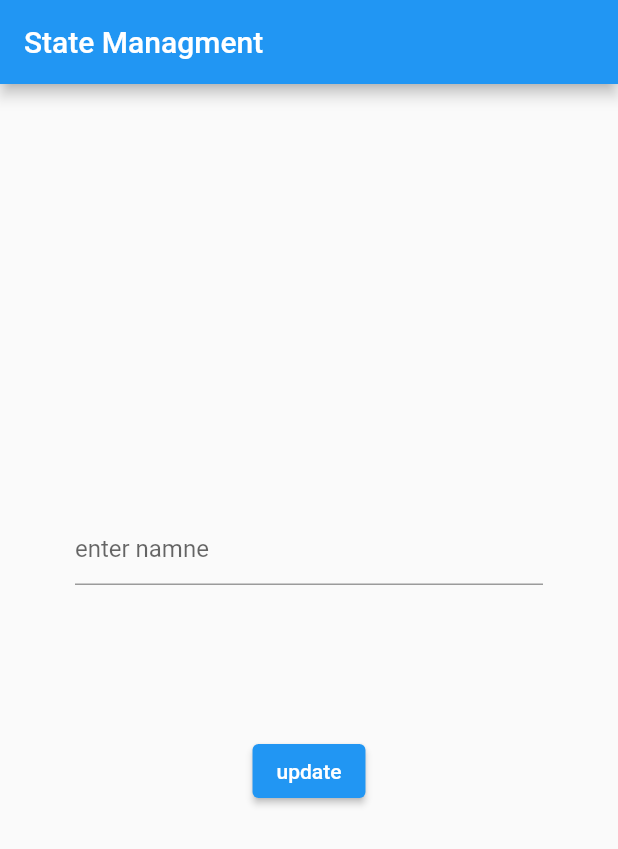
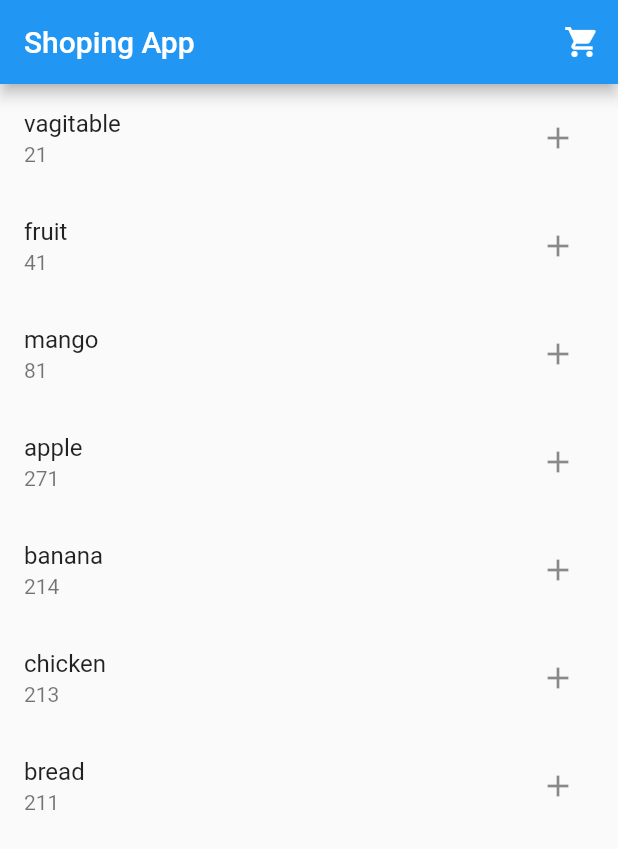
Before and after one commit to rizwanshah123/stateee_managment, a Flutter app: the screen it shows after launch, on a phone screen of 412 x 824 dp. Shown: the top 849 px of the screen. Run offline on Flutter 3.47's test engine with Material 2 defaults, Android fonts, the phone set to English and light mode, and no system bars; our stand-ins replace image_picker.

Commit message:
uploaded one example with inherited widget

```diff
--- /dev/null
+++ b/lib/cart_example.dart/item.dart
@@ -0,0 +1,8 @@
+class Item {
+  String name;
+  int amount;
+  Item({
+    required this.name,
+    required this.amount,
+  });
+}
--- /dev/null
+++ b/lib/cart_example.dart/states/app_state.dart
@@ -0,0 +1,43 @@
+import 'package:flutter/widgets.dart';
+
+import '../item.dart';
+
+class MyInheritedWidget extends InheritedWidget {
+  final AppStateWidget state;
+
+  const MyInheritedWidget(
+      {super.key, required super.child, required this.state});
+
+  @override
+  bool updateShouldNotify(covariant InheritedWidget oldWidget) => true;
+
+  static AppStateWidget of(BuildContext context) =>
+      context.dependOnInheritedWidgetOfExactType<MyInheritedWidget>()!.state;
+}
+
+class AppState extends StatefulWidget {
+  Widget child;
+  AppState({
+    Key? key,
+    required this.child,
+  }) : super(key: key);
+
+  @override
+  State<StatefulWidget> createState() => AppStateWidget();
+}
+
+class AppStateWidget extends State<AppState> {
+  Item? item;
+  int total = 0;
+  List<Item> itemList=[];
+  updateCart(Item item) => setState(() {
+    this.item = null;
+        this.item = item;
+
+      });
+
+  @override
+  Widget build(BuildContext context) {
+    return MyInheritedWidget(state: this, child: widget.child);
+  }
+}
--- /dev/null
+++ b/lib/cart_example.dart/states/home_page.dart
@@ -0,0 +1,77 @@
+import 'package:flutter/material.dart';
+import 'package:state_managment/cart_example.dart/item.dart';
+import 'package:state_managment/cart_example.dart/states/app_state.dart';
+
+class HomePage extends StatelessWidget {
+  const HomePage({super.key});
+
+  @override
+  Widget build(BuildContext context) {
+    var appState = MyInheritedWidget.of(context);
+    return Scaffold(
+        appBar: AppBar(
+          title: const Text('Shoping App'),
+          actions: [
+            IconButton(
+                onPressed: () => Navigator.push(
+                    context, MaterialPageRoute(builder: (_) => const Cart())),
+                icon: const Icon(Icons.shopping_cart)),
+          ],
+        ),
+        body: ListView.builder(
+            itemCount: ItemList().item.length,
+            itemBuilder: ((context, index) {
+              var itemm = ItemList();
+              return ListTile(
+                title: Text(itemm.item[index].name),
+                subtitle: Text(itemm.item[index].amount.toString()),
+                trailing: IconButton(
+                    icon: const Icon(
+                      Icons.add,
+                    ),
+                    onPressed: () {
+                      appState.itemList.add(Item(
+                        name: itemm.item[index].name.toString(),
+                        amount: itemm.item[index].amount,
+                      ));
+
+                      appState.total += 1;
+                    }),
+              );
+            })));
+  }
+}
+
+class ItemList {
+  List<Item> item = [
+    Item(name: 'vagitable', amount: 21),
+    Item(name: 'fruit', amount: 41),
+    Item(name: 'mango', amount: 81),
+    Item(name: 'apple', amount: 271),
+    Item(name: 'banana', amount: 214),
+    Item(name: 'chicken', amount: 213),
+    Item(name: 'bread', amount: 211),
+  ];
+}
+
+class Cart extends StatelessWidget {
+  const Cart({super.key});
+
+  @override
+  Widget build(BuildContext context) {
+    var appState = MyInheritedWidget.of(context);
+    return Scaffold(
+      appBar: AppBar(
+        title: const Text('Selected Item'),
+      ),
+      body: ListView.builder(
+          itemCount: appState.itemList.length,
+          itemBuilder: (context, index) {
+            return ListTile(
+              title: Text(appState.itemList[index].name),
+              subtitle: Text(appState.itemList[index].amount.toString()),
+            );
+          }),
+    );
+  }
+}
--- a/lib/main.dart
+++ b/lib/main.dart
@@ -1,11 +1,8 @@
-// ignore_for_file: use_build_context_synchronously
-
 import 'dart:io';
 import 'package:flutter/material.dart';
 import 'package:image_picker/image_picker.dart';
-import 'package:state_managment/user.dart';
-import 'state.dart';
-
+import 'package:state_managment/cart_example.dart/states/home_page.dart';
+import 'cart_example.dart/states/app_state.dart';
 void main() {
   runApp(const MyApp());
 }
@@ -16,66 +13,66 @@ class MyApp extends StatelessWidget {
   // This widget is the root of your application.
   @override
   Widget build(BuildContext context) {
-    return AppStateWidget(
+    return AppState(
       child: MaterialApp(
         title: 'Flutter Demo',
         theme: ThemeData(
           primarySwatch: Colors.blue,
         ),
-        home: Home(),
+        home: HomePage(),
       ),
     );
   }
 }
 
-class Home extends StatelessWidget {
-  final TextEditingController _controller = TextEditingController();
+// class Home extends StatelessWidget {
+//   final TextEditingController _controller = TextEditingController();
 
-  Home({super.key});
-  @override
-  Widget build(BuildContext context) {
-    var appState = MyInheritedWidget.of(context);
-    return Scaffold(
-        appBar: AppBar(title: const Text('State Managment')),
-        body: Column(
-          mainAxisAlignment: MainAxisAlignment.center,
-          children: [
-            Padding(
-              padding: const EdgeInsets.all(50.0),
-              child: TextFormField(
-                controller: _controller,
-                decoration: const InputDecoration(hintText: 'enter namne '),
-              ),
-            ),
-            if (appState!.user != null)
-              Text(
-                appState.user!.name,
-                style: Theme.of(context).textTheme.displayMedium,
-              ),
-            Padding(
-              padding: const EdgeInsets.all(50.0),
-              child: ElevatedButton(
-                  onPressed: () {
-                    imagePicker(context);
-                  },
-                  child: const Text('update')),
-            ),
-            if (appState.user != null)
-              Image.file(
-                appState.user!.file,
-                width: 300,
-                height: 200,
-              ),
-          ],
-        ));
-  }
+//   Home({super.key});
+//   @override
+//   Widget build(BuildContext context) {
+//     var appState = MyInheritedWidget.of(context);
+//     return Scaffold(
+//         appBar: AppBar(title: const Text('State Managment')),
+//         body: Column(
+//           mainAxisAlignment: MainAxisAlignment.center,
+//           children: [
+//             Padding(
+//               padding: const EdgeInsets.all(50.0),
+//               child: TextFormField(
+//                 controller: _controller,
+//                 decoration: const InputDecoration(hintText: 'enter namne '),
+//               ),
+//             ),
+//             if (appState!.user != null)
+//               Text(
+//                 appState.user!.name,
+//                 style: Theme.of(context).textTheme.displayMedium,
+//               ),
+//             Padding(
+//               padding: const EdgeInsets.all(50.0),
+//               child: ElevatedButton(
+//                   onPressed: () {
+//                     imagePicker(context);
+//                   },
+//                   child: const Text('update')),
+//             ),
+//             if (appState.user != null)
+//               Image.file(
+//                 appState.user!.file,
+//                 width: 300,
+//                 height: 200,
+//               ),
+//           ],
+//         ));
+//   }
 
-  imagePicker(BuildContext context) async {
-    final ImagePicker imagePicker = ImagePicker();
-    final XFile? image =
-        await imagePicker.pickImage(source: ImageSource.gallery);
-    var myAppState = MyInheritedWidget.of(context);
-    myAppState!.updateUser( _controller.text.toString(), File(image!.path));
-    _controller.clear();
-  }
-}
+//   imagePicker(BuildContext context) async {
+//     final ImagePicker imagePicker = ImagePicker();
+//     final XFile? image =
+//         await imagePicker.pickImage(source: ImageSource.gallery);
+//     var myAppState = MyInheritedWidget.of(context);
+//     myAppState!.updateUser( _controller.text.toString(), File(image!.path));
+//     _controller.clear();
+//   }
+// }
```
